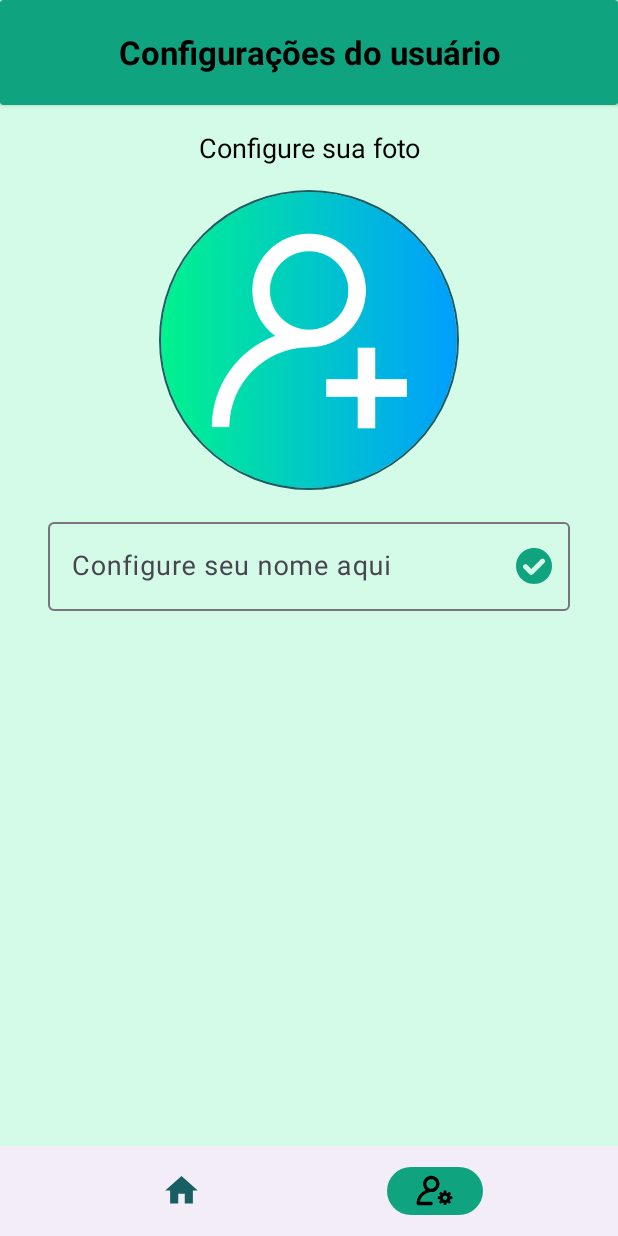
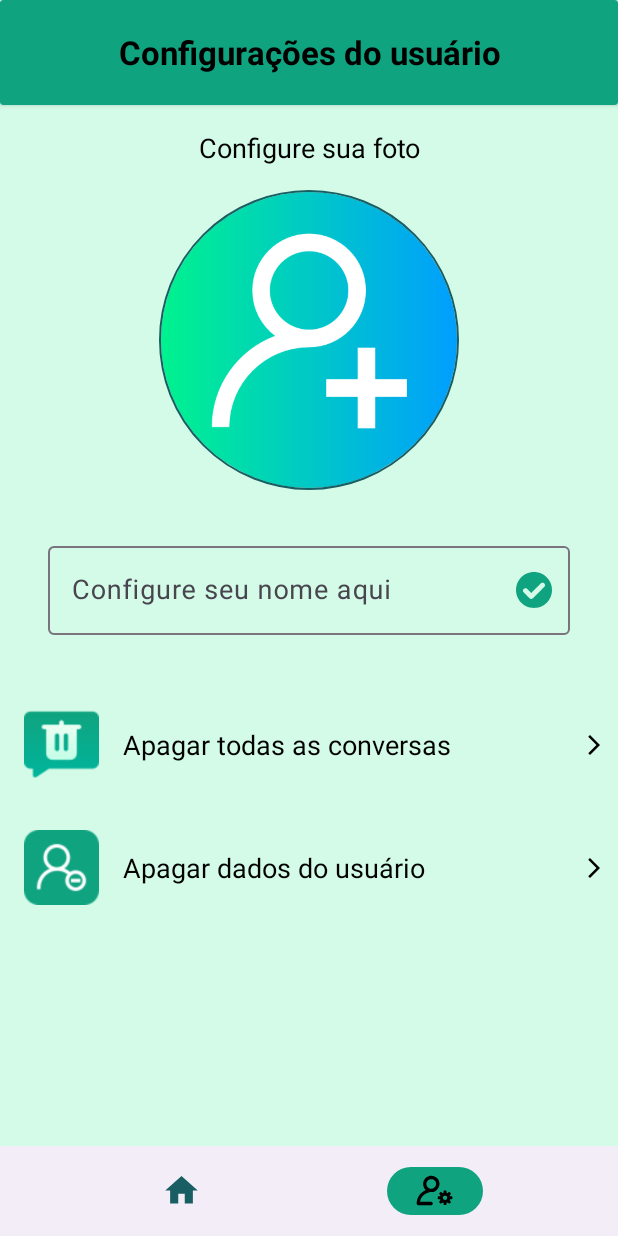
Before and after one commit to raelrzd/FalaAI, an Android app: the screen it shows after launch (HomeActivity), item 2 of the bottom bar chosen, on a phone screen of 412 x 824 dp. Run offline under Robolectric (Android 15) with nearby library versions, the phone set to English and light mode, and no system bars; our stand-ins replace CircleImageView.

Commit message:
Alterado processo para solicitação e validação de permissões. E também implementado lista de ações nas configurações do usuário.

```diff
--- /dev/null
+++ b/app/src/main/java/com/example/falaai/constants/EnumAction.kt
@@ -0,0 +1,6 @@
+package com.example.falaai.constants
+
+enum class EnumAction {
+    DELETE_ALL_CONVERSATIONS,
+    DELETE_USER_DATA
+}
--- /dev/null
+++ b/app/src/main/java/com/example/falaai/model/ModelAction.kt
@@ -0,0 +1,9 @@
+package com.example.falaai.model
+
+import com.example.falaai.constants.EnumAction
+
+class ModelAction(
+    val action: EnumAction,
+    val icon: Int,
+    val description: String,
+)
--- a/app/src/main/java/com/example/falaai/storage/UserStorage.kt
+++ b/app/src/main/java/com/example/falaai/storage/UserStorage.kt
@@ -15,6 +15,10 @@ class UserStorage(context: Context) : PreferencesStorage(context = context) {
         val editor = getEditor()
         editor.putString(keyUser, jsonContact)
         editor.commit()
+    }
+
+    fun deleteUser() {
+        getEditor().remove(keyUser).apply()
     }
 
     fun getUser(): ModelUser? {
--- /dev/null
+++ b/app/src/main/java/com/example/falaai/ui/adapter/AdapterActions.kt
@@ -0,0 +1,50 @@
+package com.example.falaai.ui.adapter
+
+import android.content.Context
+import android.view.LayoutInflater
+import android.view.ViewGroup
+import android.widget.ImageView
+import android.widget.TextView
+import androidx.recyclerview.widget.RecyclerView
+import com.example.falaai.databinding.ItemSettingsActionBinding
+import com.example.falaai.model.ModelAction
+
+open class AdapterActions(
+    private val context: Context,
+    private val actions: List<ModelAction>,
+) : RecyclerView.Adapter<AdapterActions.ViewHolder>() {
+
+    private var onClickAction: ((action: ModelAction) -> Unit)? = null
+
+    fun setOnCLickAction(callback: ((action: ModelAction) -> Unit)) {
+        this.onClickAction = callback
+    }
+
+    override fun onCreateViewHolder(parent: ViewGroup, viewType: Int): ViewHolder {
+        val binding = ItemSettingsActionBinding.inflate(LayoutInflater.from(context), parent, false)
+        return ViewHolder(binding, onClickAction)
+    }
+
+    override fun getItemCount(): Int = actions.size
+
+    override fun onBindViewHolder(holder: ViewHolder, position: Int) {
+        val action = actions[position]
+        holder.bindView(action)
+    }
+
+    open class ViewHolder(
+        binding: ItemSettingsActionBinding,
+        private val onClickAction: ((action: ModelAction) -> Unit)?,
+    ) : RecyclerView.ViewHolder(binding.root) {
+        private val icon: ImageView = binding.ItemActionImage
+        private val description: TextView = binding.itemActionDescription
+
+        fun bindView(action: ModelAction) {
+            onClickAction?.let {
+                itemView.setOnClickListener { it(action) }
+            }
+            icon.setImageResource(action.icon)
+            description.text = action.description
+        }
+    }
+}
--- a/app/src/main/java/com/example/falaai/ui/adapter/AdapterHistoricChat.kt
+++ b/app/src/main/java/com/example/falaai/ui/adapter/AdapterHistoricChat.kt
@@ -35,6 +35,11 @@ class AdapterHistoricChat(
         this.clickChat = clickChat
     }
 
+    fun clear() {
+        chatList.clear()
+        notifyDataSetChanged()
+    }
+
 
     inner class ViewHolder(
         private val context: Context,
--- a/app/src/main/java/com/example/falaai/ui/fragment/HistoricChatFragment.kt
+++ b/app/src/main/java/com/example/falaai/ui/fragment/HistoricChatFragment.kt
@@ -34,6 +34,12 @@ class HistoricChatFragment : Fragment() {
         return view
     }
 
+    override fun onResume() {
+        super.onResume()
+        checkUser()
+        updateAdapterList()
+    }
+
     private fun checkUser() {
         val userName = UserStorage(requireContext()).getUser()?.name
         binding.homeLabelWelcome.text =
@@ -41,12 +47,6 @@ class HistoricChatFragment : Fragment() {
                 "$1",
                 userName
             ) else "Seja bem vindo! Como posso te ajudar?"
-    }
-
-    override fun onResume() {
-        super.onResume()
-        checkUser()
-        updateAdapterList()
     }
 
     private fun setupRecyclerView() {
@@ -84,4 +84,12 @@ class HistoricChatFragment : Fragment() {
             binding.homeRecyclerChat.visibility = View.VISIBLE
         }
     }
+
+    fun clearHistoricChat() {
+        if (::adapterHistoric.isInitialized) {
+            adapterHistoric.clear()
+            historicChatList.clear()
+        }
+    }
+
 }
--- a/app/src/main/java/com/example/falaai/ui/fragment/SettingsUserFragment.kt
+++ b/app/src/main/java/com/example/falaai/ui/fragment/SettingsUserFragment.kt
@@ -1,18 +1,19 @@
 package com.example.falaai.ui.fragment
 
-import android.Manifest
-import android.content.pm.PackageManager
-import android.os.Build
 import android.os.Bundle
 import android.view.LayoutInflater
 import android.view.View
 import android.view.ViewGroup
 import androidx.fragment.app.Fragment
+import androidx.recyclerview.widget.RecyclerView
 import com.example.falaai.R
-import com.example.falaai.constants.Constants.Companion.KEY_PERMISSIONS_PHOTO
+import com.example.falaai.constants.EnumAction
 import com.example.falaai.databinding.FragmentSettingsUserBinding
+import com.example.falaai.model.ModelAction
 import com.example.falaai.permission.PermissionService
+import com.example.falaai.storage.ChatStorage
 import com.example.falaai.storage.UserStorage
+import com.example.falaai.ui.adapter.AdapterActions
 import com.example.falaai.ui.dialog.DialogSelectorImage
 import com.example.falaai.utils.loadImageFromAppData
 import com.example.falaai.utils.saveImageToAppData
@@ -23,6 +24,10 @@ class SettingsUserFragment : Fragment() {
     private var _binding: FragmentSettingsUserBinding? = null
     private val binding get() = _binding!!
     private lateinit var imageViewUser: CircleImageView
+    private lateinit var recyclerView: RecyclerView
+    private lateinit var adapterActions: AdapterActions
+    private lateinit var listModelActions: MutableList<ModelAction>
+    private val chatsFragment = HistoricChatFragment()
 
     override fun onCreateView(
         inflater: LayoutInflater, container: ViewGroup?,
@@ -34,7 +39,46 @@ class SettingsUserFragment : Fragment() {
         hasUserName()
         setupImageUser()
         setupClickEditPhoto()
+        setupActions()
         return view
+    }
+
+    private fun setupActions() {
+        recyclerView = binding.settingsRecyclerActions
+        listModelActions = mutableListOf(
+            ModelAction(
+                EnumAction.DELETE_ALL_CONVERSATIONS,
+                R.drawable.ic_delete_chats,
+                "Apagar todas as conversas"
+            ),
+            ModelAction(
+                EnumAction.DELETE_USER_DATA,
+                R.drawable.ic_delete_user,
+                "Apagar dados do usuário"
+            )
+        )
+        adapterActions = AdapterActions(requireContext(), listModelActions).apply {
+            this.setOnCLickAction { action ->
+                verifyActionSelected(action)
+            }
+        }
+        recyclerView.adapter = adapterActions
+    }
+
+    private fun verifyActionSelected(action: ModelAction) {
+        when (action.action) {
+            EnumAction.DELETE_ALL_CONVERSATIONS -> {
+                ChatStorage(requireContext()).deleteList()
+                chatsFragment.clearHistoricChat()
+            }
+
+            EnumAction.DELETE_USER_DATA -> {
+                binding.settingsOutlinedTextField.editText?.setText("")
+                imageViewUser.setImageResource(R.drawable.ic_add_photo)
+                UserStorage(requireContext()).deleteUser()
+            }
+
+        }
     }
 
     private fun setupImageUser() {
@@ -49,19 +93,8 @@ class SettingsUserFragment : Fragment() {
 
     private fun setupClickEditPhoto() {
         binding.settingsImageUser.setOnClickListener {
-            val permissionCamera = if (Build.VERSION.SDK_INT >= Build.VERSION_CODES.TIRAMISU) {
-                arrayOf(
-                    Manifest.permission.CAMERA,
-                    Manifest.permission.READ_MEDIA_IMAGES
-                )
-            } else {
-                arrayOf(
-                    Manifest.permission.CAMERA,
-                    Manifest.permission.WRITE_EXTERNAL_STORAGE,
-                    Manifest.permission.READ_EXTERNAL_STORAGE
-                )
-            }
-            PermissionService(KEY_PERMISSIONS_PHOTO).verifyPermissions(this, permissionCamera)
+            if (PermissionService().allPermissionsGranted(requireContext())) openSelectorImage()
+            else PermissionService().verifyPermissions(requireActivity())
         }
     }
 
@@ -79,23 +112,7 @@ class SettingsUserFragment : Fragment() {
         }
     }
 
-    @Deprecated("Deprecated in Java")
-    override fun onRequestPermissionsResult(
-        requestCode: Int,
-        permissions: Array<out String>,
-        grantResults: IntArray,
-    ) {
-        super.onRequestPermissionsResult(requestCode, permissions, grantResults)
-        when (requestCode) {
-            KEY_PERMISSIONS_PHOTO -> {
-                if (grantResults.isNotEmpty() && grantResults[0] == PackageManager.PERMISSION_GRANTED) {
-                    openSelectorImage()
-                }
-            }
-        }
-    }
-
-    private fun openSelectorImage() {
+    fun openSelectorImage() {
         DialogSelectorImage().apply {
             setOnClickEditImage { imageUri ->
                 UserStorage(requireContext()).editUserPhoto(imageUri)
--- a/app/src/main/java/com/example/falaai/webclient/RetrofitLauncher.kt
+++ b/app/src/main/java/com/example/falaai/webclient/RetrofitLauncher.kt
@@ -10,7 +10,7 @@ import java.util.concurrent.TimeUnit
 class RetrofitLauncher {
 
     private val client by lazy {
-        val yourAccessToken = "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"
+        val yourAccessToken = "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"
         val logging = HttpLoggingInterceptor()
         logging.setLevel(HttpLoggingInterceptor.Level.BODY)
         OkHttpClient.Builder()
@@ -29,6 +29,6 @@ class RetrofitLauncher {
     private val retrofit = Retrofit.Builder().baseUrl("https://api.openai.com/v1/chat/")
         .addConverterFactory(MoshiConverterFactory.create()).client(client).build()
 
-    val chatService = retrofit.create(ChatService::class.java)
+    val chatService: ChatService = retrofit.create(ChatService::class.java)
 
 }
--- a/app/src/main/res/layout/fragment_settings_user.xml
+++ b/app/src/main/res/layout/fragment_settings_user.xml
@@ -62,7 +62,7 @@
         android:layout_width="match_parent"
         android:layout_height="wrap_content"
         android:layout_marginStart="32dp"
-        android:layout_marginTop="16dp"
+        android:layout_marginTop="32dp"
         android:layout_marginEnd="32dp"
         app:endIconDrawable="@drawable/ic_check"
         app:endIconMode="custom"
@@ -82,6 +82,17 @@
     </com.google.android.material.textfield.TextInputLayout>
 
 
+    <androidx.recyclerview.widget.RecyclerView
+        android:id="@+id/settingsRecyclerActions"
+        android:layout_width="match_parent"
+        android:layout_height="0dp"
+        android:layout_marginTop="32dp"
+        app:layoutManager="androidx.recyclerview.widget.LinearLayoutManager"
+        app:layout_constraintTop_toBottomOf="@+id/settingsOutlinedTextField"
+        app:layout_constraintBottom_toBottomOf="parent"
+        app:layout_constraintStart_toStartOf="parent"
+        app:layout_constraintEnd_toEndOf="parent"
+        tools:listitem="@layout/item_settings_action"/>
 
 
 </androidx.constraintlayout.widget.ConstraintLayout>
--- /dev/null
+++ b/app/src/main/res/layout/item_settings_action.xml
@@ -0,0 +1,49 @@
+<?xml version="1.0" encoding="utf-8"?>
+<androidx.constraintlayout.widget.ConstraintLayout xmlns:android="http://schemas.android.com/apk/res/android"
+    xmlns:app="http://schemas.android.com/apk/res-auto"
+    xmlns:tools="http://schemas.android.com/tools"
+    android:layout_width="match_parent"
+    android:layout_height="wrap_content"
+    android:clickable="true"
+    android:focusable="true"
+    android:foreground="?attr/selectableItemBackground"
+    android:minHeight="48dp">
+
+    <ImageView
+        android:id="@+id/ItemActionImage"
+        android:layout_width="50dp"
+        android:layout_height="50dp"
+        android:layout_margin="16dp"
+        app:layout_constraintBottom_toBottomOf="parent"
+        app:layout_constraintStart_toStartOf="parent"
+        app:layout_constraintTop_toTopOf="parent"
+        tools:srcCompat="@drawable/ic_delete_chats" />
+
+    <TextView
+        android:id="@+id/itemActionDescription"
+        android:layout_width="0dp"
+        android:layout_height="wrap_content"
+        android:layout_margin="16dp"
+        android:ellipsize="end"
+        android:maxLines="2"
+        android:textColor="@color/black"
+        android:textSize="18sp"
+        app:layout_constraintBottom_toBottomOf="@id/ItemActionImage"
+        app:layout_constraintEnd_toStartOf="@id/ItemActionImageNext"
+        app:layout_constraintStart_toEndOf="@id/ItemActionImage"
+        app:layout_constraintTop_toTopOf="@id/ItemActionImage"
+        tools:text="Apagar todas as conversas" />
+
+    <ImageView
+        android:id="@+id/ItemActionImageNext"
+        android:layout_width="16dp"
+        android:layout_height="16dp"
+        android:layout_marginEnd="8dp"
+        android:rotationY="180"
+        android:src="@drawable/ic_back"
+        app:layout_constraintBottom_toBottomOf="@id/ItemActionImage"
+        app:layout_constraintEnd_toEndOf="parent"
+        app:layout_constraintTop_toTopOf="@id/ItemActionImage" />
+
+
+</androidx.constraintlayout.widget.ConstraintLayout>
```
Also changed, not shown: app/src/main/java/com/example/falaai/constants/Constants.kt (+17 -1 lines), app/src/main/java/com/example/falaai/permission/PermissionService.kt (+14 -11 lines), app/src/main/java/com/example/falaai/ui/activity/HomeActivity.kt (+18 -0 lines), app/src/main/res/layout/item_chat.xml (+13 -13 lines), app/src/main/res/drawable/ic_delete_chats.png (added), app/src/main/res/drawable/ic_delete_user.png (added).
